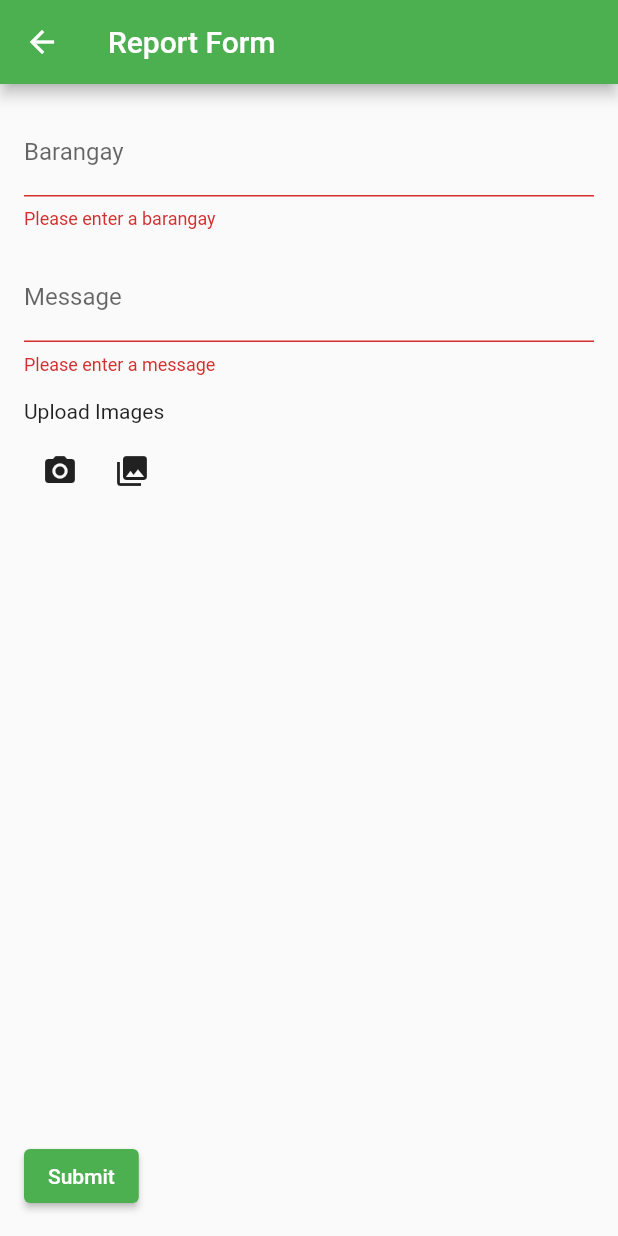
After one commit to jodelmar1016/DSMap, a Flutter app: the ReportForm screen opened directly, after a tap on "Submit", on a phone screen of 412 x 824 dp. The commit adds this screen. Run offline on Flutter 3.47's test engine with Material 2 defaults, Android fonts, the phone set to English and light mode, and no system bars; our stand-ins replace cloud_firestore, firebase_core, firebase_storage, image_picker; accounts and stored records are empty.

Commit message:
test only

```diff
--- /dev/null
+++ b/lib/screens/user/testReport.dart
@@ -0,0 +1,180 @@
+import 'dart:io';
+import 'package:flutter/material.dart';
+import 'package:image_picker/image_picker.dart';
+import 'package:firebase_storage/firebase_storage.dart';
+import 'package:cloud_firestore/cloud_firestore.dart';
+
+class ReportForm extends StatefulWidget {
+  @override
+  _ReportFormState createState() => _ReportFormState();
+}
+
+class _ReportFormState extends State<ReportForm> {
+  final _formKey = GlobalKey<FormState>();
+  final _barangayController = TextEditingController();
+  final _messageController = TextEditingController();
+  List<File> _imageList = [];
+  bool _isLoading = false;
+
+  @override
+  void dispose() {
+    _barangayController.dispose();
+    _messageController.dispose();
+    super.dispose();
+  }
+
+  Future<void> _uploadImages() async {
+    setState(() {
+      _isLoading = true;
+    });
+
+    List<String> imageURLs = [];
+
+    // Upload each image to Firebase Storage
+    for (File imageFile in _imageList) {
+      final Reference ref = FirebaseStorage.instance
+          .ref()
+          .child('images/${DateTime.now().toString()}');
+      final UploadTask uploadTask = ref.putFile(imageFile);
+      final TaskSnapshot downloadUrl = (await uploadTask.whenComplete(() {}));
+      final String url = (await downloadUrl.ref.getDownloadURL());
+      imageURLs.add(url);
+    }
+
+    // Add report data to Firestore
+    FirebaseFirestore.instance.collection('reports').add({
+      'barangay': _barangayController.text,
+      'message': _messageController.text,
+      'images': imageURLs,
+      'timestamp': FieldValue.serverTimestamp(),
+    });
+
+    setState(() {
+      _isLoading = false;
+      _imageList = [];
+      _barangayController.text = '';
+      _messageController.text = '';
+    });
+
+    ScaffoldMessenger.of(context).showSnackBar(
+      SnackBar(content: Text('Report submitted!')),
+    );
+  }
+
+  Future<void> _pickImage(ImageSource source) async {
+    final pickedFile = await ImagePicker().pickImage(source: source);
+    if (pickedFile != null) {
+      setState(() {
+        _imageList.add(File(pickedFile.path));
+      });
+    }
+  }
+
+  void _removeImage(int index) {
+    setState(() {
+      _imageList.removeAt(index);
+    });
+  }
+
+  @override
+  Widget build(BuildContext context) {
+    return Scaffold(
+      appBar: AppBar(title: Text('Report Form')),
+      body: Padding(
+        padding: EdgeInsets.all(16.0),
+        child: Form(
+          key: _formKey,
+          child: Column(
+            crossAxisAlignment: CrossAxisAlignment.start,
+            children: <Widget>[
+              TextFormField(
+                controller: _barangayController,
+                decoration: InputDecoration(labelText: 'Barangay'),
+                validator: (value) {
+                  if (value!.isEmpty) {
+                    return 'Please enter a barangay';
+                  }
+                  return null;
+                },
+              ),
+              SizedBox(height: 16.0),
+              TextFormField(
+                controller: _messageController,
+                decoration: InputDecoration(
+                    labelText: 'Message', hintText: 'Enter your message'),
+                maxLines: null,
+                keyboardType: TextInputType.multiline,
+                validator: (value) {
+                  if (value!.isEmpty) {
+                    return 'Please enter a message';
+                  }
+                  return null;
+                },
+              ),
+              SizedBox(height: 16.0),
+              Text('Upload Images'),
+              SizedBox(height: 8.0),
+              Row(
+                children: <Widget>[
+                  IconButton(
+                    icon: Icon(Icons.camera_alt),
+                    onPressed: () => _pickImage(ImageSource.camera),
+                  ),
+                  IconButton(
+                    icon: Icon(Icons.photo_library),
+                    onPressed: () => _pickImage(ImageSource.gallery),
+                  ),
+                ],
+              ),
+              Expanded(
+                child: GridView.builder(
+                  itemCount: _imageList.length,
+                  gridDelegate: SliverGridDelegateWithFixedCrossAxisCount(
+                    crossAxisCount: 3,
+                    crossAxisSpacing: 8.0,
+                    mainAxisSpacing: 8.0,
+                  ),
+                  itemBuilder: (BuildContext context, int index) {
+                    return Stack(
+                      children: [
+                        Image.file(
+                          _imageList[index],
+                          fit: BoxFit.cover,
+                        ),
+                        Positioned(
+                          top: 4,
+                          right: 4,
+                          child: GestureDetector(
+                            onTap: () => _removeImage(index),
+                            child: Container(
+                              decoration: BoxDecoration(
+                                shape: BoxShape.circle,
+                                color: Colors.white,
+                              ),
+                              child: Icon(Icons.close, size: 16.0),
+                            ),
+                          ),
+                        ),
+                      ],
+                    );
+                  },
+                ),
+              ),
+              SizedBox(height: 16.0),
+              _isLoading
+                  ? CircularProgressIndicator()
+                  : ElevatedButton(
+                      onPressed: () {
+                        if (_formKey.currentState!.validate()) {
+                          _uploadImages();
+                        }
+                      },
+                      child: Text('Submit'),
+                    ),
+            ],
+          ),
+        ),
+      ),
+    );
+  }
+}
```
Also changed, not shown: lib/screens/user/home.dart (+5 -3 lines), lib/screens/user/testRecords.dart (added, +46 -0 lines).
